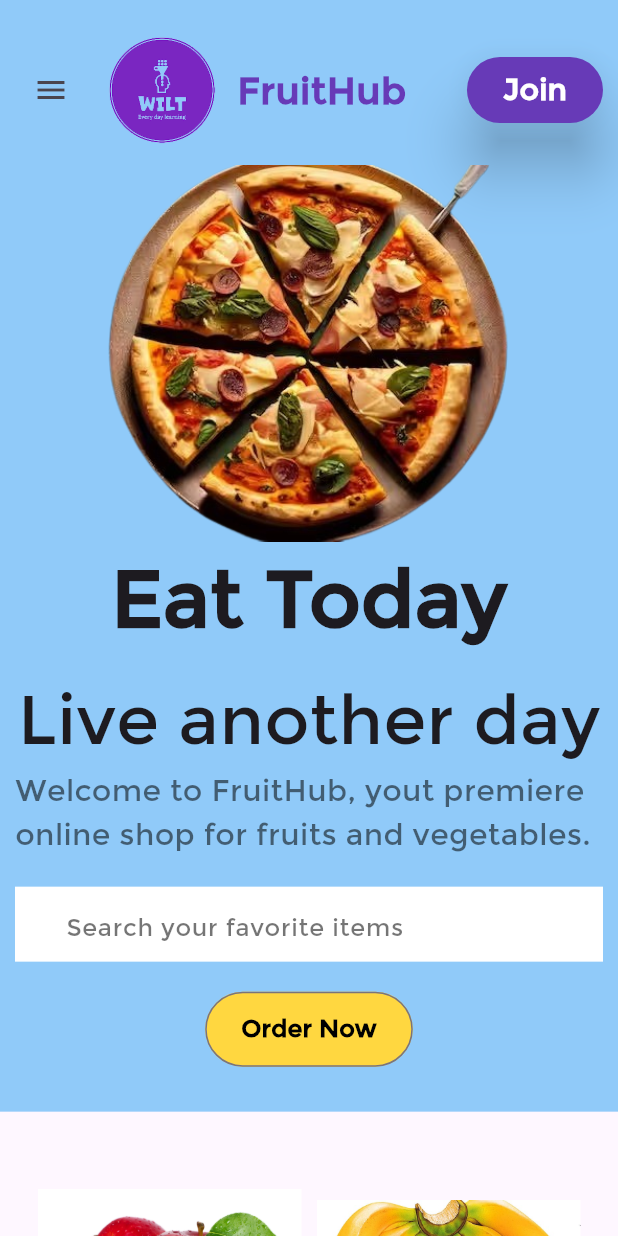
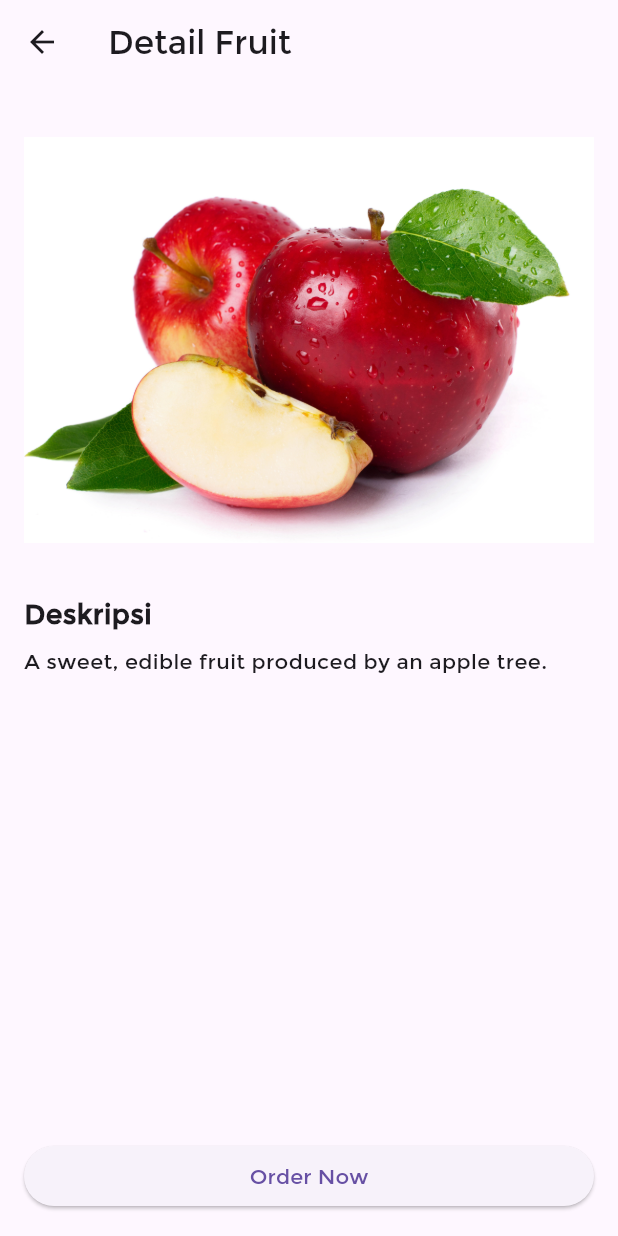
Before and after one commit to Attta-pangestu/fruithub-flutter-app, a Flutter app: the screen it shows after launch, after a tap on "Apple", on a phone screen of 412 x 824 dp. Run offline on Flutter 3.47's test engine with Material 3 defaults, Android fonts, the phone set to English and light mode, and no system bars; drawn by our look-alikes of auto_size_text.

Commit message:
create: detail fruit screen and it navigation

```diff
--- a/lib/components/body/product_detail.dart
+++ b/lib/components/body/product_detail.dart
@@ -1,6 +1,7 @@
 import 'package:auto_size_text/auto_size_text.dart';
 import 'package:flutter/material.dart';
 import 'package:fruithub/model/product_model.dart';
+import 'package:fruithub/screens/detail_fruit_screen.dart';
 
 class ProductDetail extends StatelessWidget {
   final Product product;
@@ -12,14 +13,21 @@ class ProductDetail extends StatelessWidget {
     return Padding(
       padding: const EdgeInsets.all(5.0),
       child: InkWell(
-        onTap: () {},
+        onTap: () {
+          Navigator.push(
+            context,
+            MaterialPageRoute(
+              builder: (context) => DetailFruitScreen(product: product),
+            ),
+          );
+        },
         child: Column(
           children: [
             Expanded(
                 flex: 1,
                 child: ClipRRect(
                   borderRadius: BorderRadius.circular(16),
-                  child: Image.asset(product.image, fit: BoxFit.contain,),
+                  child: Image.asset(product.image, fit: BoxFit.cover,),
                 )),
             const SizedBox(
               height: 10,
--- a/lib/components/header/header.dart
+++ b/lib/components/header/header.dart
@@ -19,7 +19,6 @@ class Header extends StatelessWidget {
               },
             ),
           ),
-        Image.asset('assets/images/logo.png', height: 100, width: 100),
         const Text(
           'FruitHub',
           style: TextStyle(
--- a/lib/components/header/header_contain.dart
+++ b/lib/components/header/header_contain.dart
@@ -53,7 +53,8 @@ class HeaderBody extends StatelessWidget {
         ),
         const Text(
           'Welcome to FruitHub, yout premiere online shop for fruits and vegetables.',
-          style: TextStyle(fontSize: 20, color: Colors.black54),
+          style: TextStyle(fontSize: 20, color: Colors.black54, ) ,
+          textAlign: TextAlign.center,
         ),
         const SizedBox(height: 20),
         Container(
--- /dev/null
+++ b/lib/screens/detail_fruit_screen.dart
@@ -0,0 +1,53 @@
+import 'package:flutter/material.dart';
+import 'package:fruithub/model/product_model.dart';
+
+class DetailFruitScreen extends StatelessWidget {
+  final Product product;
+
+  const DetailFruitScreen({super.key, required this.product});
+
+  @override
+  Widget build(BuildContext context) {
+    return Scaffold(
+      appBar: AppBar(
+        leading: IconButton(
+          icon: Icon(Icons.arrow_back),
+          onPressed: () {
+            Navigator.pop(context);
+          },
+        ),
+        title: Text('Detail Fruit'),
+      ),
+      body: Padding(
+        padding: const EdgeInsets.all(16.0),
+        child: Column(
+          crossAxisAlignment: CrossAxisAlignment.start,
+          children: [
+            Expanded(
+              child: Center(
+                child: Image.asset(product.image),
+              ),
+            ),
+            SizedBox(height: 16),
+            const Text(
+              'Deskripsi',
+              style:  TextStyle(fontWeight: FontWeight.bold , fontSize: 18)
+            ),
+            SizedBox(height: 8),
+            Text(product.description),
+            Spacer(),
+            SizedBox(
+              width: double.infinity,
+              child: ElevatedButton(
+                onPressed: () {
+                  // Action for order now button
+                },
+                child: Text('Order Now'),
+              ),
+            ),
+          ],
+        ),
+      ),
+    );
+  }
+}
```
